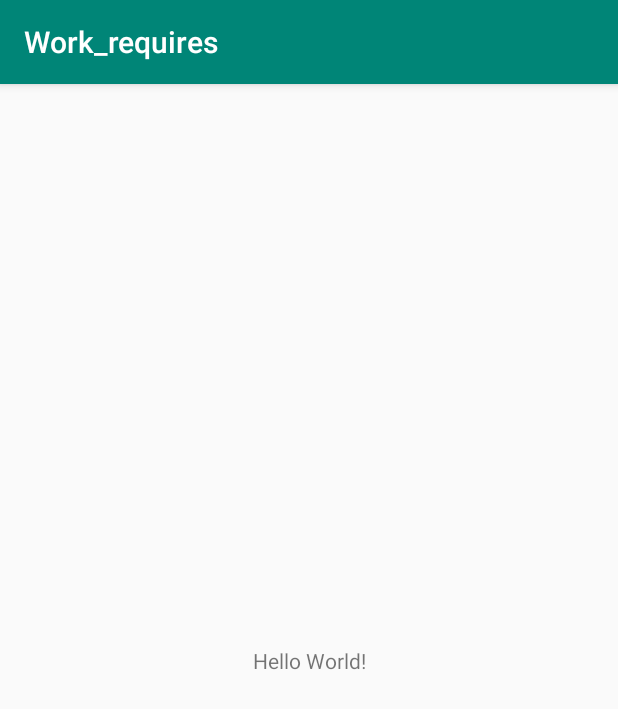
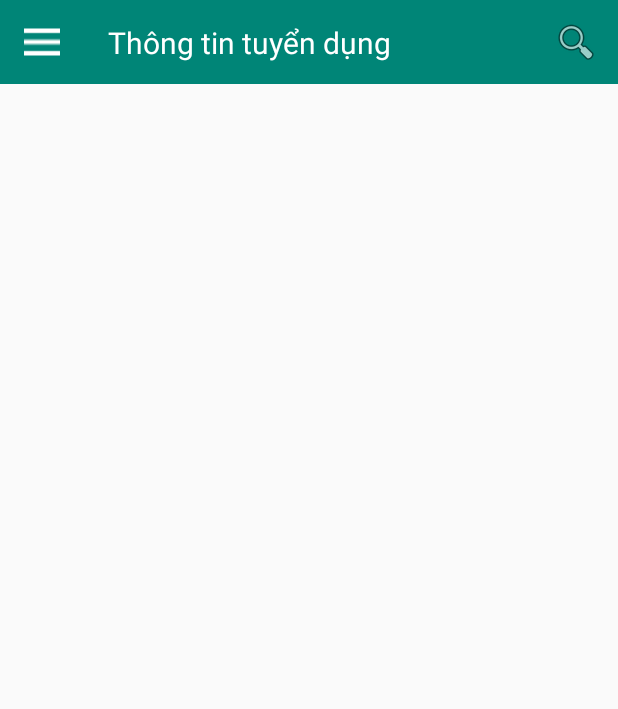
Before and after one commit to KhoaN56/Work_requires, an Android app: the screen it shows after launch (MainActivity), on a phone screen of 412 x 824 dp. Shown: the top 709 px of the screen. Run offline under Robolectric (Android 15) with nearby library versions, the phone set to English and light mode, and no system bars.

Commit message:
Adding some class and user main screen

```diff
--- a/app/src/main/AndroidManifest.xml
+++ b/app/src/main/AndroidManifest.xml
@@ -8,7 +8,7 @@
         android:label="@string/app_name"
         android:roundIcon="@mipmap/ic_launcher_round"
         android:supportsRtl="true"
-        android:theme="@style/AppTheme">
+        android:theme="@style/Theme.AppCompat.Light.NoActionBar">
         <activity android:name=".MainActivity">
             <intent-filter>
                 <action android:name="android.intent.action.MAIN" />
--- a/app/src/main/java/com/example/work_requires/MainActivity.java
+++ b/app/src/main/java/com/example/work_requires/MainActivity.java
@@ -2,12 +2,27 @@ package com.example.work_requires;
 
 import android.support.v7.app.AppCompatActivity;
 import android.os.Bundle;
+import android.widget.ImageButton;
+import android.widget.ListView;
 
 public class MainActivity extends AppCompatActivity {
+
+    //Buttons
+    ImageButton menuButton, searchButton;
+
+    //List View
+    ListView requireListView;
 
     @Override
     protected void onCreate(Bundle savedInstanceState) {
         super.onCreate(savedInstanceState);
         setContentView(R.layout.activity_main);
+        initialize();
+    }
+
+    private void initialize() {
+        menuButton = findViewById(R.id.menuButton);
+        searchButton = findViewById(R.id.searchButton);
+        requireListView = findViewById(R.id.requireListView);
     }
 }
--- a/app/src/main/res/layout/activity_main.xml
+++ b/app/src/main/res/layout/activity_main.xml
@@ -4,15 +4,61 @@
     xmlns:tools="http://schemas.android.com/tools"
     android:layout_width="match_parent"
     android:layout_height="match_parent"
-    tools:context=".MainActivity">
+    tools:context=".MainActivity" >
+
+    <android.support.v7.widget.Toolbar
+        android:id="@+id/toolbar"
+        android:layout_width="0dp"
+        android:layout_height="wrap_content"
+        android:background="@color/colorPrimary"
+        android:minHeight="?attr/actionBarSize"
+        android:theme="?attr/actionBarTheme"
+        app:layout_constraintEnd_toEndOf="parent"
+        app:layout_constraintStart_toStartOf="parent"
+        app:layout_constraintTop_toTopOf="parent" />
+
+    <ImageButton
+        android:id="@+id/menuButton"
+        android:layout_width="24dp"
+        android:layout_height="24dp"
+        android:layout_marginStart="16dp"
+        android:background="@android:color/transparent"
+        app:layout_constraintBottom_toBottomOf="@+id/toolbar"
+        app:layout_constraintStart_toStartOf="parent"
+        app:layout_constraintTop_toTopOf="parent"
+        app:srcCompat="@mipmap/ic_menu" />
 
     <TextView
+        android:id="@+id/textView"
         android:layout_width="wrap_content"
         android:layout_height="wrap_content"
-        android:text="Hello World!"
-        app:layout_constraintBottom_toBottomOf="parent"
-        app:layout_constraintLeft_toLeftOf="parent"
-        app:layout_constraintRight_toRightOf="parent"
+        android:layout_marginStart="72dp"
+        android:layout_marginTop="8dp"
+        android:layout_marginBottom="8dp"
+        android:text="Thông tin tuyển dụng"
+        android:textColor="@android:color/background_light"
+        android:textSize="20sp"
+        app:layout_constraintBottom_toBottomOf="@+id/toolbar"
+        app:layout_constraintStart_toStartOf="parent"
         app:layout_constraintTop_toTopOf="parent" />
 
+    <ImageButton
+        android:id="@+id/searchButton"
+        android:layout_width="24dp"
+        android:layout_height="24dp"
+        android:layout_marginEnd="16dp"
+        android:background="@android:color/transparent"
+        app:layout_constraintBottom_toBottomOf="@+id/toolbar"
+        app:layout_constraintEnd_toEndOf="@+id/toolbar"
+        app:layout_constraintTop_toTopOf="@+id/toolbar"
+        app:srcCompat="@android:drawable/ic_menu_search" />
+
+    <ListView
+        android:id="@+id/requireListView"
+        android:layout_width="0dp"
+        android:layout_height="0dp"
+        app:layout_constraintBottom_toBottomOf="parent"
+        app:layout_constraintEnd_toEndOf="parent"
+        app:layout_constraintStart_toStartOf="parent"
+        app:layout_constraintTop_toBottomOf="@+id/toolbar" />
 </android.support.constraint.ConstraintLayout>
```
Also changed, not shown: app/src/main/java/com/example/work_requires/Company.java (added, +67 -0 lines), app/src/main/java/com/example/work_requires/CustomAdapter.java (added, +58 -0 lines), app/src/main/res/layout/requires_item.xml (added, +66 -0 lines), app/src/main/res/mipmap-mdpi/ic_menu.png (added), 2 other files.
